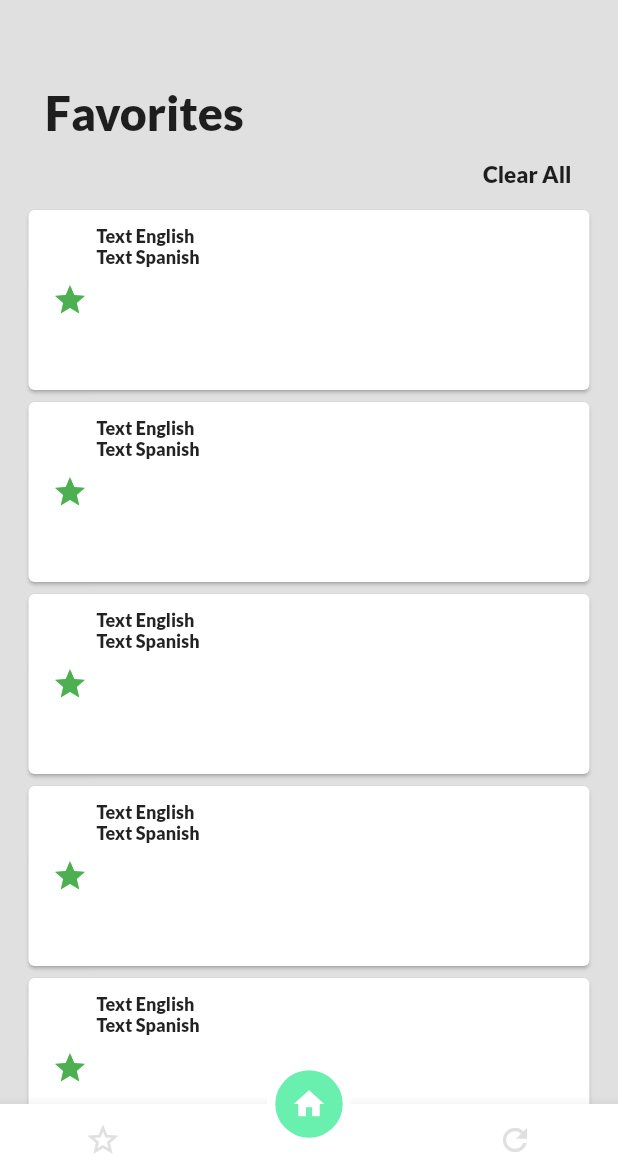
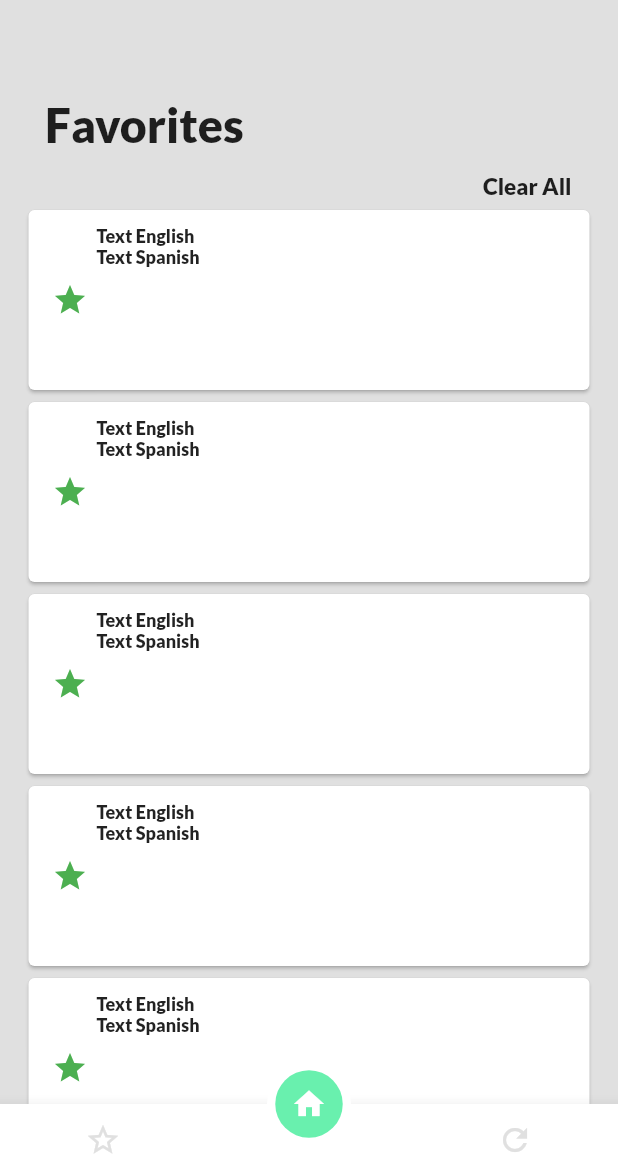
Before and after one commit to boanergepro/translate_app, a Flutter app: the FavoriteScreen screen opened by its route, on a phone screen of 412 x 824 dp, the part 60-1236 px from its top. Run offline on Flutter 3.47's test engine with Material 2 defaults, Android fonts, the phone set to English and light mode, and no system bars; our stand-ins replace flutter_spinkit; missing offline and left inert: translator.

Commit message:
[FIX] resolved problem in expanded

```diff
--- a/lib/src/screens/favorite_screen.dart
+++ b/lib/src/screens/favorite_screen.dart
@@ -7,7 +7,7 @@ import 'package:translate_app/src/widgets/floating_action_button.dart';
 import 'package:translate_app/src/widgets/bottom_appbar.dart';
 
 class FavoriteScreen extends StatelessWidget {
-  static final routerName = '/item_favorite_screen';
+  static final routerName = '/favorite_screen';
 
   @override
   Widget build(BuildContext context) {
@@ -19,10 +19,10 @@ class FavoriteScreen extends StatelessWidget {
       body: Column(
       children: <Widget>[
           Spacer(
-            flex: 1,
+            flex: 2,
           ),
           Expanded(
-            flex: 1,
+            flex: 2,
             child: Container(
               alignment: Alignment.topLeft,
               padding: EdgeInsets.only(left: 30),
@@ -53,7 +53,7 @@ class FavoriteScreen extends StatelessWidget {
             ),
           ),
           Expanded(
-            flex: 15,
+            flex: 25,
             child: Container(
               padding: EdgeInsets.only(right: 15, left: 15),
               child: ListView.builder(
```
